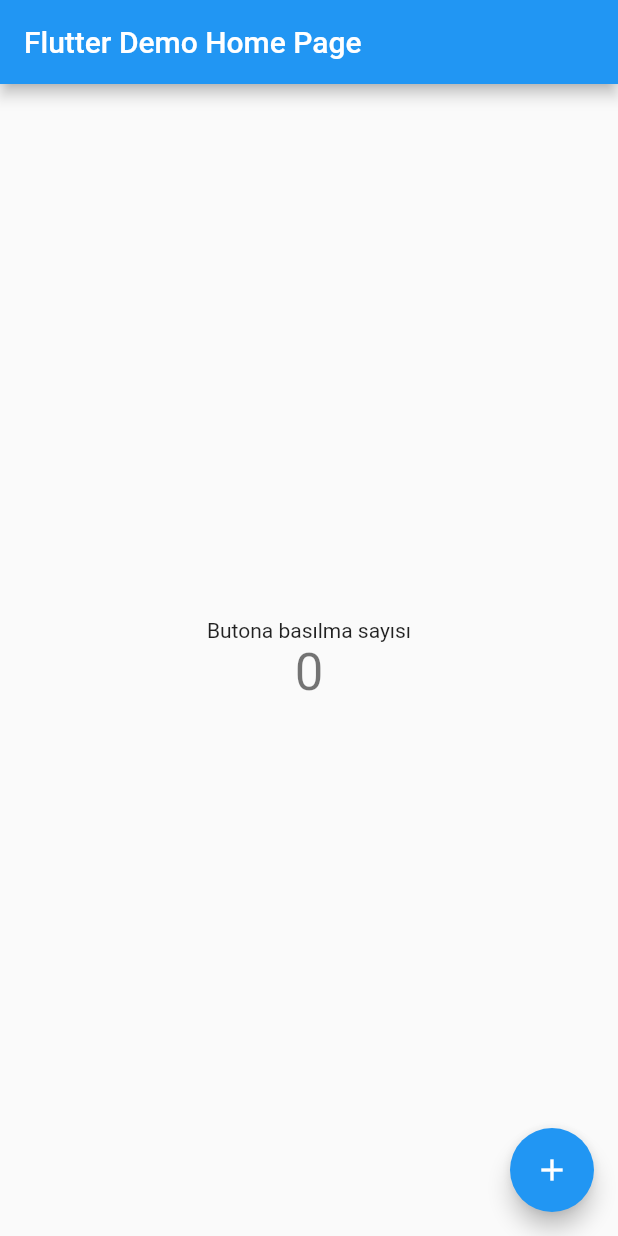
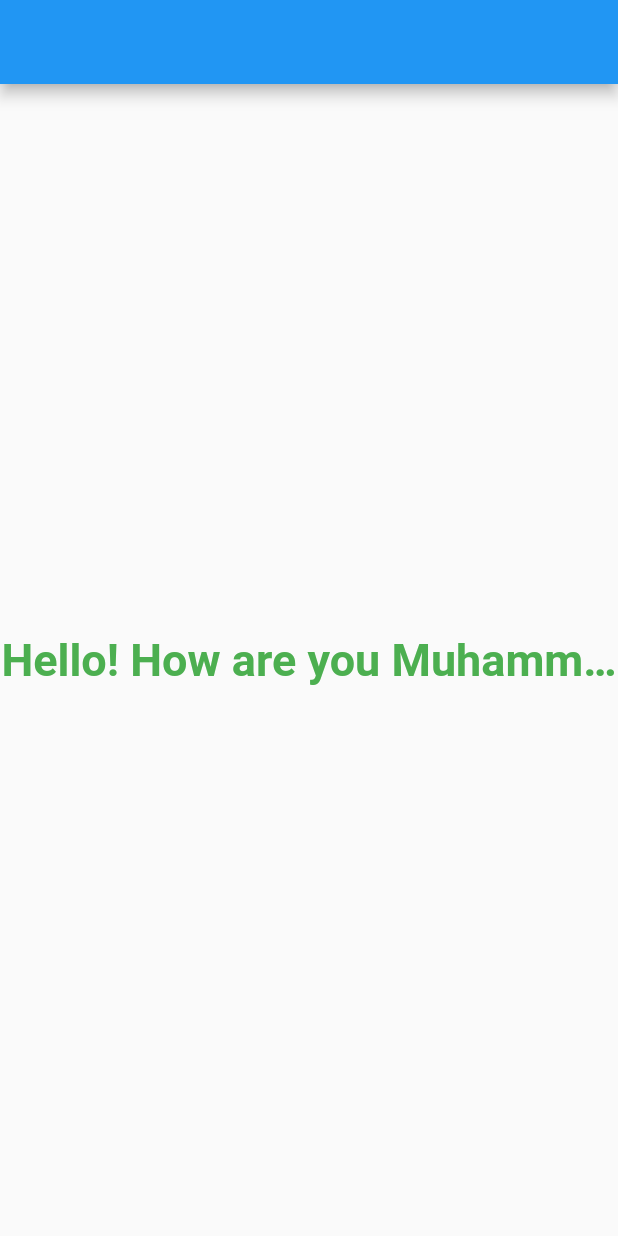
Before and after one commit to ayhanakkayagap/flutter_hafta1, a Flutter app: the screen it shows after launch, on a phone screen of 412 x 824 dp. Run offline on Flutter 3.47's test engine with Material 2 defaults, Android fonts, the phone set to English and light mode, and no system bars.

Commit message:
text widget işlendi

```diff
--- a/lib/main.dart
+++ b/lib/main.dart
@@ -1,4 +1,6 @@
 import 'package:flutter/material.dart';
+
+import 'text_widget.dart';
 
 void main() {
   runApp(const MyApp());
@@ -14,54 +16,7 @@
       theme: ThemeData(
         primarySwatch: Colors.blue,
       ),
-      home: const MyHomePage(title: 'Flutter Demo Home Page'),
+      home: TextWidget(),
     );
   }
 }
-
-class MyHomePage extends StatefulWidget {
-  const MyHomePage({Key? key, required this.title}) : super(key: key);
-
-  final String title;
-
-  @override
-  State<MyHomePage> createState() => _MyHomePageState();
-}
-
-class _MyHomePageState extends State<MyHomePage> {
-  int _counter = 0;
-
-  void _incrementCounter() {
-    setState(() {
-      _counter++;
-    });
-  }
-
-  @override
-  Widget build(BuildContext context) {
-    return Scaffold(
-      appBar: AppBar(
-        title: Text(widget.title),
-      ),
-      body: Center(
-        child: Column(
-          mainAxisAlignment: MainAxisAlignment.center,
-          children: <Widget>[
-            const Text(
-              'Butona basılma sayısı',
-            ),
-            Text(
-              '$_counter',
-              style: Theme.of(context).textTheme.headline4,
-            ),
-          ],
-        ),
-      ),
-      floatingActionButton: FloatingActionButton(
-        onPressed: _incrementCounter,
-        tooltip: 'Increment',
-        child: const Icon(Icons.add),
-      ),
-    );
-  }
-}
--- /dev/null
+++ b/lib/text_widget.dart
@@ -0,0 +1,20 @@
+import 'package:flutter/material.dart';
+
+class TextWidget extends StatelessWidget {
+  const TextWidget({Key? key}) : super(key: key);
+
+  @override
+  Widget build(BuildContext context) {
+    return Scaffold(
+        appBar: AppBar(),
+        body: Center(
+          child: Text(
+            'Hello! How are you Muhammed?',
+            textAlign: TextAlign.center,
+            overflow: TextOverflow.ellipsis,
+            style: const TextStyle(
+                fontWeight: FontWeight.bold, fontSize: 30, color: Colors.green),
+          ),
+        ));
+  }
+}
```
